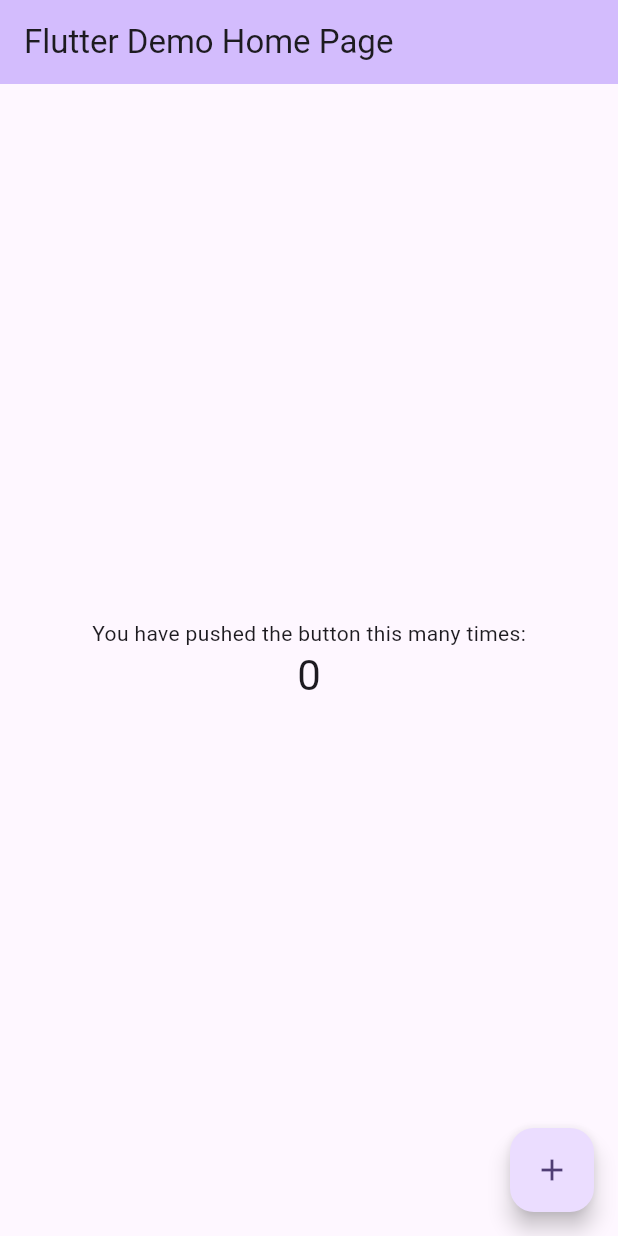
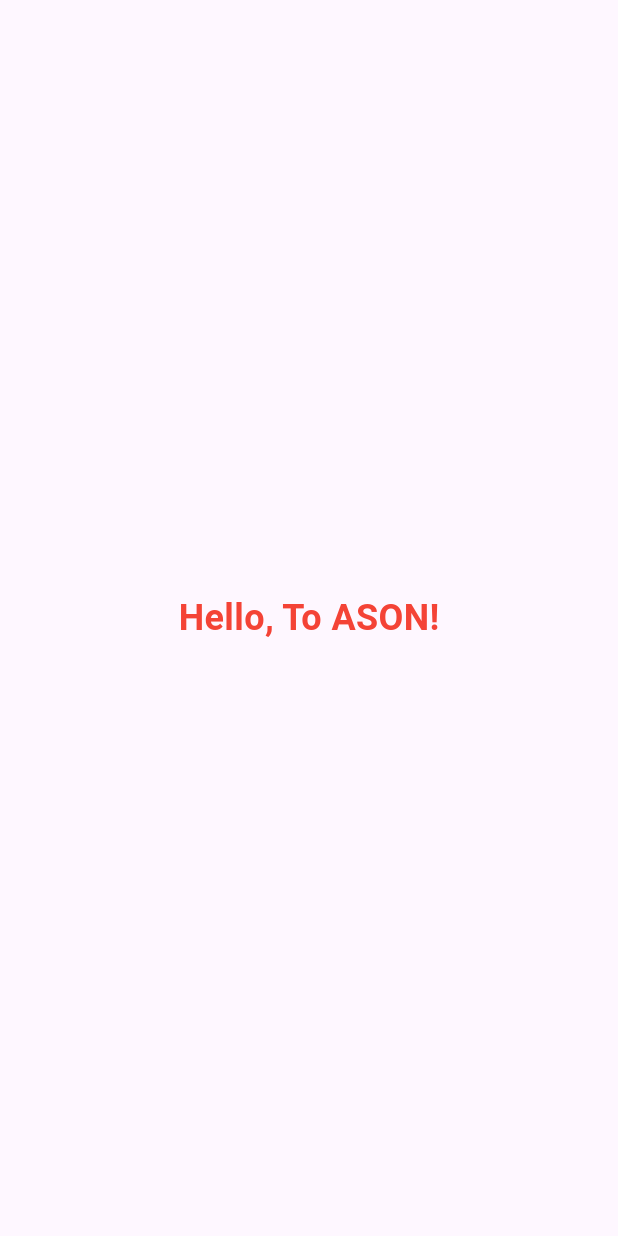
Before and after one commit to GitheTrunk/ason, a Flutter app: the screen it shows after launch, on a phone screen of 412 x 824 dp. Run offline on Flutter 3.47's test engine with Material 3 defaults, Android fonts, the phone set to English and light mode, and no system bars; our stand-ins replace flutter_dotenv, supabase_flutter; accounts and stored records are empty.

Commit message:
feat: add flutter_dotenv and initialize supabase integration

```diff
--- /dev/null
+++ b/lib/app.dart
@@ -0,0 +1,25 @@
+import 'package:flutter/material.dart';
+
+class AsonApp extends StatelessWidget {
+  const AsonApp({super.key});
+
+  @override
+  Widget build(BuildContext context) {
+    return const MaterialApp(
+      title: 'Ason',
+      debugShowCheckedModeBanner: false,
+      home: Scaffold(
+        body: Center(
+          child: Text(
+            'Hello, To ASON!',
+            style: TextStyle(
+              fontSize: 24,
+              fontWeight: FontWeight.bold,
+              color: Colors.red,
+            ),
+          ),
+        ),
+      ),
+    );
+  }
+}
--- a/lib/main.dart
+++ b/lib/main.dart
@@ -1,122 +1,13 @@
 import 'package:flutter/material.dart';
+import 'package:supabase_flutter/supabase_flutter.dart';
+import './core/config/env.dart';
+import 'package:flutter_dotenv/flutter_dotenv.dart';
+import 'app.dart';
 
-void main() {
-  runApp(const MyApp());
+Future<void> main() async {
+  WidgetsFlutterBinding.ensureInitialized();
+  await dotenv.load();
+
+  await Supabase.initialize(url: Env.supabaseUrl, anonKey: Env.supabaseAnonKey);
+  runApp(const AsonApp());
 }
-
-class MyApp extends StatelessWidget {
-  const MyApp({super.key});
-
-  // This widget is the root of your application.
-  @override
-  Widget build(BuildContext context) {
-    return MaterialApp(
-      title: 'Flutter Demo',
-      theme: ThemeData(
-        // This is the theme of your application.
-        //
-        // TRY THIS: Try running your application with "flutter run". You'll see
-        // the application has a purple toolbar. Then, without quitting the app,
-        // try changing the seedColor in the colorScheme below to Colors.green
-        // and then invoke "hot reload" (save your changes or press the "hot
-        // reload" button in a Flutter-supported IDE, or press "r" if you used
-        // the command line to start the app).
-        //
-        // Notice that the counter didn't reset back to zero; the application
-        // state is not lost during the reload. To reset the state, use hot
-        // restart instead.
-        //
-        // This works for code too, not just values: Most code changes can be
-        // tested with just a hot reload.
-        colorScheme: .fromSeed(seedColor: Colors.deepPurple),
-      ),
-      home: const MyHomePage(title: 'Flutter Demo Home Page'),
-    );
-  }
-}
-
-class MyHomePage extends StatefulWidget {
-  const MyHomePage({super.key, required this.title});
-
-  // This widget is the home page of your application. It is stateful, meaning
-  // that it has a State object (defined below) that contains fields that affect
-  // how it looks.
-
-  // This class is the configuration for the state. It holds the values (in this
-  // case the title) provided by the parent (in this case the App widget) and
-  // used by the build method of the State. Fields in a Widget subclass are
-  // always marked "final".
-
-  final String title;
-
-  @override
-  State<MyHomePage> createState() => _MyHomePageState();
-}
-
-class _MyHomePageState extends State<MyHomePage> {
-  int _counter = 0;
-
-  void _incrementCounter() {
-    setState(() {
-      // This call to setState tells the Flutter framework that something has
-      // changed in this State, which causes it to rerun the build method below
-      // so that the display can reflect the updated values. If we changed
-      // _counter without calling setState(), then the build method would not be
-      // called again, and so nothing would appear to happen.
-      _counter++;
-    });
-  }
-
-  @override
-  Widget build(BuildContext context) {
-    // This method is rerun every time setState is called, for instance as done
-    // by the _incrementCounter method above.
-    //
-    // The Flutter framework has been optimized to make rerunning build methods
-    // fast, so that you can just rebuild anything that needs updating rather
-    // than having to individually change instances of widgets.
-    return Scaffold(
-      appBar: AppBar(
-        // TRY THIS: Try changing the color here to a specific color (to
-        // Colors.amber, perhaps?) and trigger a hot reload to see the AppBar
-        // change color while the other colors stay the same.
-        backgroundColor: Theme.of(context).colorScheme.inversePrimary,
-        // Here we take the value from the MyHomePage object that was created by
-        // the App.build method, and use it to set our appbar title.
-        title: Text(widget.title),
-      ),
-      body: Center(
-        // Center is a layout widget. It takes a single child and positions it
-        // in the middle of the parent.
-        child: Column(
-          // Column is also a layout widget. It takes a list of children and
-          // arranges them vertically. By default, it sizes itself to fit its
-          // children horizontally, and tries to be as tall as its parent.
-          //
-          // Column has various properties to control how it sizes itself and
-          // how it positions its children. Here we use mainAxisAlignment to
-          // center the children vertically; the main axis here is the vertical
-          // axis because Columns are vertical (the cross axis would be
-          // horizontal).
-          //
-          // TRY THIS: Invoke "debug painting" (choose the "Toggle Debug Paint"
-          // action in the IDE, or press "p" in the console), to see the
-          // wireframe for each widget.
-          mainAxisAlignment: .center,
-          children: [
-            const Text('You have pushed the button this many times:'),
-            Text(
-              '$_counter',
-              style: Theme.of(context).textTheme.headlineMedium,
-            ),
-          ],
-        ),
-      ),
-      floatingActionButton: FloatingActionButton(
-        onPressed: _incrementCounter,
-        tooltip: 'Increment',
-        child: const Icon(Icons.add),
-      ),
-    );
-  }
-}
```
Also changed, not shown: lib/core/config/env.dart (added, +7 -0 lines), pubspec.yaml (+7 -0 lines), pubspec.lock, 27 other files.
